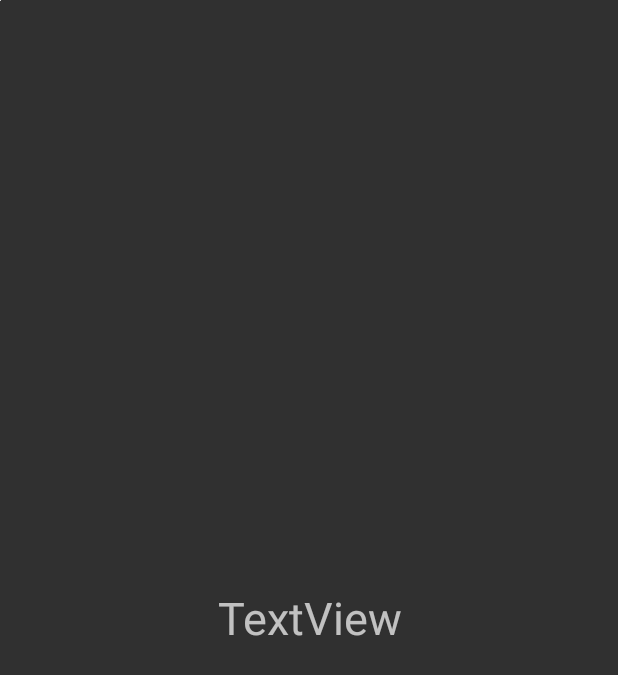
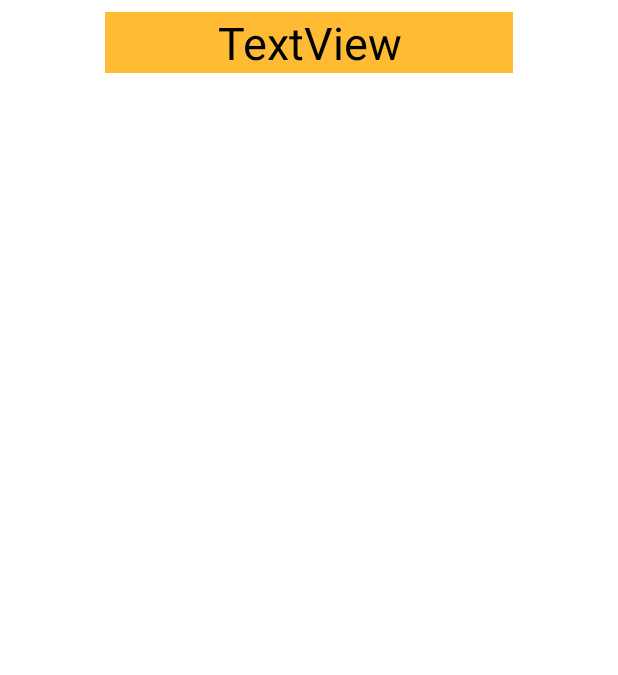
Before and after one commit to Prashannes/trippin, an Android app: the layout fragment_chat.xml on its own in the app's theme, with its tools: preview values and no code run, on a phone screen of 412 x 824 dp. Shown: the top 675 px of the screen. Run offline under Robolectric (Android 15) with nearby library versions, the phone set to English and light mode, and no system bars.

Commit message:
messaging feature implemented

```diff
--- a/front-end/app/src/main/res/layout/fragment_chat.xml
+++ b/front-end/app/src/main/res/layout/fragment_chat.xml
@@ -1,28 +1,32 @@
 <?xml version="1.0" encoding="utf-8"?>
-<RelativeLayout
-    xmlns:android="http://schemas.android.com/apk/res/android"
+<android.support.constraint.ConstraintLayout xmlns:android="http://schemas.android.com/apk/res/android"
     xmlns:app="http://schemas.android.com/apk/res-auto"
-    xmlns:tools="http://schemas.android.com/tools"
+    android:id="@+id/layout_toast"
     android:layout_width="match_parent"
-    android:layout_height="match_parent">
-
-    <ImageView
-        android:id="@+id/imageView2"
-        android:layout_width="wrap_content"
-        android:layout_height="wrap_content"
-        app:srcCompat="@color/mapbox_navigation_route_layer_congestion_yellow" />
+    android:layout_height="match_parent"
+    android:background="@android:color/white">
 
     <TextView
         android:id="@+id/tv_msg"
-        android:layout_width="match_parent"
-        android:layout_height="match_parent"
+        android:layout_width="272dp"
+        android:layout_height="wrap_content"
         android:layout_alignBottom="@id/imageView"
         android:layout_alignEnd="@id/imageView"
         android:layout_alignLeft="@id/imageView"
         android:layout_alignRight="@id/imageView"
         android:layout_alignStart="@id/imageView"
         android:layout_alignTop="@id/imageView"
+        android:layout_marginEnd="8dp"
+        android:layout_marginLeft="8dp"
+        android:layout_marginRight="8dp"
+        android:layout_marginStart="8dp"
+        android:layout_marginTop="8dp"
+        android:background="@android:color/holo_orange_light"
         android:gravity="center"
         android:text="TextView"
-        android:textSize="30sp"/>
-</RelativeLayout>
+        android:textColor="#000000"
+        android:textSize="30sp"
+        app:layout_constraintEnd_toEndOf="parent"
+        app:layout_constraintStart_toStartOf="parent"
+        app:layout_constraintTop_toTopOf="parent" />
+</android.support.constraint.ConstraintLayout>
```
Also changed, not shown: front-end/app/src/main/java/com/imperial/project/roadtrip/activities/NavigationActivity.java (+25 -9 lines).
